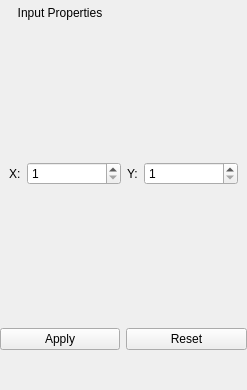
Above: Application/qInputPropertiesWidget.ui from Sprunth/RGG before the change. Below: the same form after it.
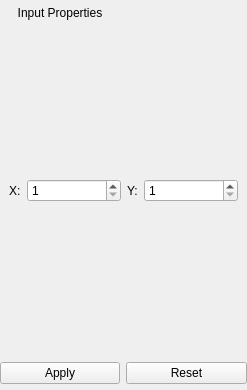
That is the form after the change. The open tabs and pages were chosen to show the change.

Commit message:
Clean up hex lattice editor UI
Also fix initial condition when creating new hex assy

```diff
--- a/Application/qInputPropertiesWidget.ui
+++ b/Application/qInputPropertiesWidget.ui
@@ -39,19 +39,6 @@
      </property>
     </widget>
    </item>
-   <item row="4" column="0" colspan="2">
-    <spacer name="verticalSpacer">
-     <property name="orientation">
-      <enum>Qt::Vertical</enum>
-     </property>
-     <property name="sizeHint" stdset="0">
-      <size>
-       <width>20</width>
-       <height>40</height>
-      </size>
-     </property>
-    </spacer>
-   </item>
    <item row="0" column="0">
     <widget class="QLabel" name="labelInput">
      <property name="text">
```
Left out of the diff: 2 changed lines with no effect on the pictures. The commit also changes 6 other files.
